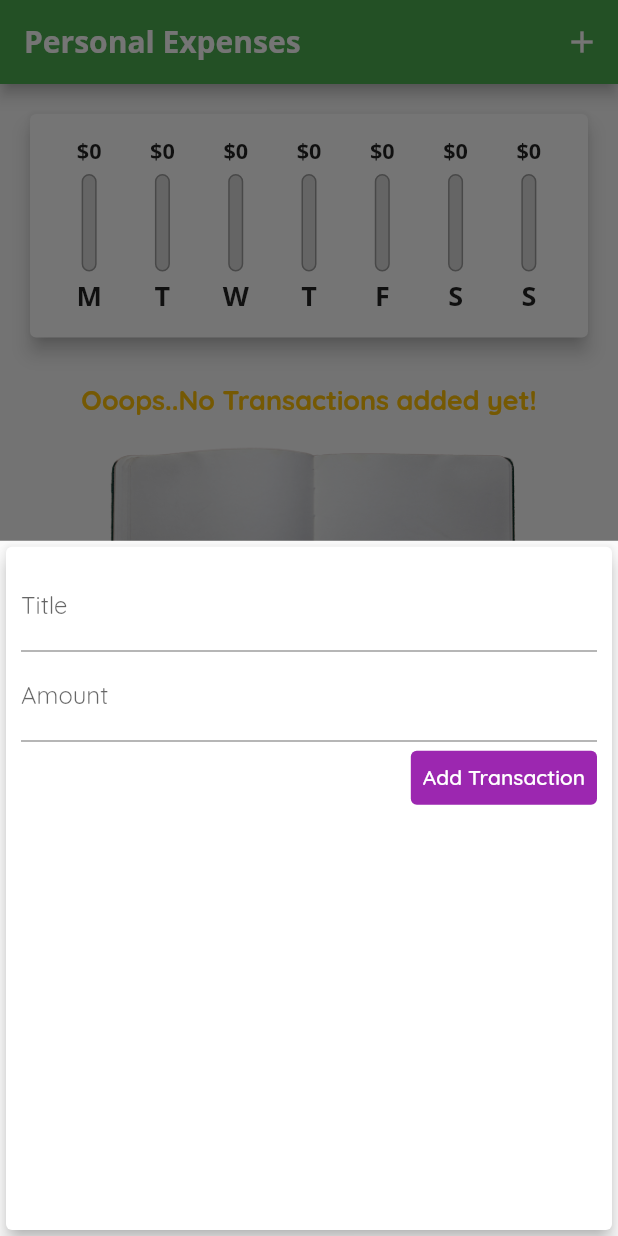
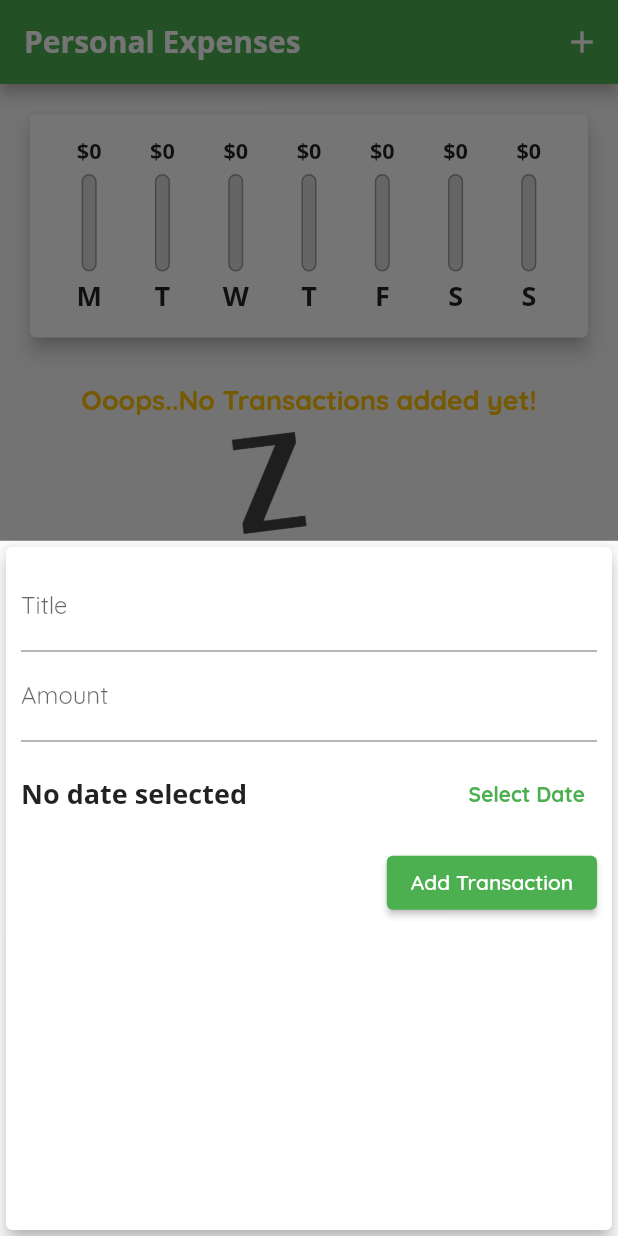
Before and after one commit to Tolulope05/e_planner, a Flutter app: the screen it shows after launch, after a tap on the "add" icon, on a phone screen of 412 x 824 dp. Run offline on Flutter 3.47's test engine with Material 2 defaults, Android fonts, the phone set to English and light mode, and no system bars.

Commit message:
success adding a Date Picker

```diff
--- a/lib/widgets/new_transaction.dart
+++ b/lib/widgets/new_transaction.dart
@@ -1,4 +1,5 @@
 import 'package:flutter/material.dart';
+import 'package:intl/intl.dart';
 
 class NewTransaction extends StatefulWidget {
   final Function addTx;
@@ -10,9 +11,13 @@ class NewTransaction extends StatefulWidget {
 }
 
 class _NewTransactionState extends State<NewTransaction> {
-  void submitData() {
-    final enteredTitle = titleController.text;
-    final enteredAmount = double.parse(amountController.text);
+  final _titleController = TextEditingController();
+  final _amountController = TextEditingController();
+  DateTime? _selectedDate;
+
+  void _submitData() {
+    final enteredTitle = _titleController.text;
+    final enteredAmount = double.parse(_amountController.text);
 
     if (enteredTitle.isEmpty || enteredAmount <= 0) {
       return;
@@ -25,9 +30,21 @@ class _NewTransactionState extends State<NewTransaction> {
     Navigator.of(context).pop();
   }
 
-  final titleController = TextEditingController();
-
-  final amountController = TextEditingController();
+  void _presentDatePicker() {
+    showDatePicker(
+      context: context,
+      initialDate: DateTime.now(),
+      firstDate: DateTime(2022),
+      lastDate: DateTime.now(),
+    ).then((pickedDate) {
+      if (pickedDate == null) {
+        return;
+      }
+      setState(() {
+        _selectedDate = pickedDate;
+      });
+    });
+  }
 
   @override
   Widget build(BuildContext context) {
@@ -40,31 +57,55 @@ class _NewTransactionState extends State<NewTransaction> {
           children: [
             TextField(
               autocorrect: true,
-              controller: titleController,
+              controller: _titleController,
               keyboardType: TextInputType.name,
-              onSubmitted: (_) => submitData(),
+              onSubmitted: (_) => _submitData(),
               decoration: const InputDecoration(
                 labelText: 'Title',
               ),
             ),
             TextField(
               autocorrect: true,
-              controller: amountController,
+              controller: _amountController,
               keyboardType:
                   const TextInputType.numberWithOptions(decimal: true),
-              onSubmitted: (_) => submitData(),
+              onSubmitted: (_) => _submitData(),
               decoration: const InputDecoration(
                 labelText: 'Amount',
               ),
             ),
-            TextButton(
-              onPressed: submitData,
-              style: ButtonStyle(
-                foregroundColor: MaterialStateProperty.all(Colors.white),
-                backgroundColor: MaterialStateProperty.all(Colors.purple),
+            Container(
+              height: 70,
+              child: Row(
+                children: [
+                  Expanded(
+                    child: Text(
+                      _selectedDate == null
+                          ? 'No date selected'
+                          : 'Picked Date: ${DateFormat.yMd().format(_selectedDate!)}',
+                    ),
+                  ),
+                  TextButton(
+                    onPressed: _presentDatePicker,
+                    style: TextButton.styleFrom(
+                      primary: Theme.of(context).colorScheme.primary,
+                    ),
+                    child: const Text(
+                      'Select Date',
+                      style: TextStyle(fontWeight: FontWeight.bold),
+                    ),
+                  ),
+                ],
               ),
+            ),
+            ElevatedButton(
+              style: ElevatedButton.styleFrom(
+                primary: Theme.of(context).primaryColor,
+                onPrimary: Colors.white,
+              ),
+              onPressed: _submitData,
               child: const Text('Add Transaction'),
-            ),
+            )
           ],
         ),
       ),
```
Also changed, not shown: assets/images/waiting.png.
